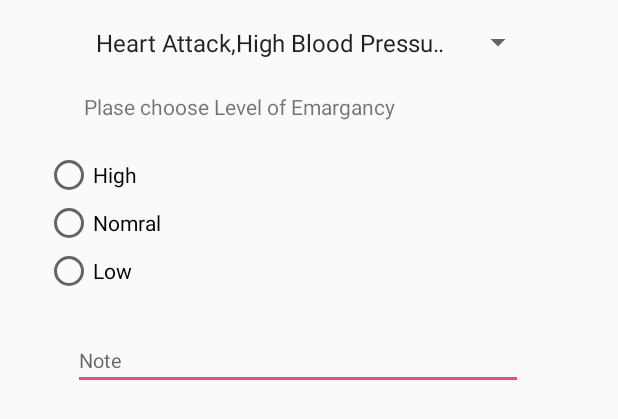
After one commit to nisargdoshi/MobileHospital, an Android app: the layout find_doctor_patient_dialog.xml on its own in the app's theme, with its tools: preview values and no code run, on a phone screen of 412 x 824 dp. The commit adds this screen. Shown: the top 419 px of the screen. Run offline under Robolectric (Android 15) with nearby library versions, the phone set to English and light mode, and no system bars.

Commit message:
Dialog of need and dontate added!!

```diff
--- /dev/null
+++ b/app/src/main/res/layout/find_doctor_patient_dialog.xml
@@ -0,0 +1,69 @@
+<?xml version="1.0" encoding="utf-8"?>
+<RelativeLayout xmlns:android="http://schemas.android.com/apk/res/android"
+    android:layout_width="match_parent"
+    android:layout_height="match_parent"
+    >
+
+    <Spinner
+        android:id="@+id/spinner"
+        android:layout_width="300dp"
+        android:layout_height="30dp"
+        android:layout_alignParentTop="true"
+        android:layout_centerHorizontal="true"
+        android:layout_marginTop="13dp"
+        android:entries="@array/doctor_category"/>
+
+    <RadioGroup
+        android:id="@+id/radioGroup"
+        android:layout_width="230dp"
+        android:layout_height="100dp"
+       android:layout_marginLeft="30dp"
+        android:layout_below="@+id/textView6"
+        android:layout_marginTop="20dp">
+
+
+        <RadioButton
+            android:id="@+id/radioButton3"
+            android:layout_width="100dp"
+            android:layout_height="wrap_content"
+            android:layout_below="@+id/radioGroup"
+            android:layout_toEndOf="@+id/radioGroup"
+            android:text="High" />
+
+        <RadioButton
+            android:id="@+id/radioButton1"
+            android:layout_width="100dp"
+            android:layout_height="wrap_content"
+            android:text="Nomral" />
+
+        <RadioButton
+            android:id="@+id/radioButton2"
+            android:layout_width="100dp"
+            android:layout_height="wrap_content"
+
+            android:text="Low" />
+
+
+    </RadioGroup>
+
+    <TextView
+        android:id="@+id/textView6"
+        android:layout_width="wrap_content"
+        android:layout_height="wrap_content"
+        android:layout_alignStart="@+id/spinner"
+        android:layout_below="@+id/spinner"
+        android:layout_marginTop="18dp"
+        android:text="Plase choose Level of Emargancy" />
+
+    <EditText
+        android:id="@+id/editText"
+        android:layout_width="300dp"
+        android:layout_height="wrap_content"
+        android:textSize="6pt"
+        android:layout_alignEnd="@+id/spinner"
+        android:layout_below="@+id/radioGroup"
+        android:layout_marginEnd="7dp"
+        android:layout_marginTop="20dp"
+        android:hint="Note" />
+
+</RelativeLayout>
--- a/app/src/main/res/values/strings.xml
+++ b/app/src/main/res/values/strings.xml
@@ -17,5 +17,36 @@
     <string name="cancel_permission_notice">Wow, please come back again when you need it and grant the permission</string>
     <string name="title_activity_home_doctor">Home_doctor</string>
     <string name="title_activity_view_patient_profile">View_patient_profile</string>
+    <string-array name="Stuff">
+        <item>Blood</item>
+        <item>Kidney </item>
+        <item>WBC</item>
+        <item>RBC</item>
+        <item>Eyes</item>
+    </string-array>
+
+    <string-array name="doctor_category">
+        <item>Heart Attack,High Blood Pressure,Irregular Heartbeat</item>
+        <item>Asthma,Eczema,Food Allergies, Insect Sting Allergies</item>
+        <item>Colon cancer, Hemorrhoids,Inflammatory Bowel Disease</item>
+        <item>Critical care</item>
+        <item>Skin,Hair,Nails</item>
+        <item>Diabetes,Thyroid Problems,Infertility,Calcium,Bone Disorders</item>
+        <item>General Checkup </item>
+        <item>Stomach,Bowels,Pancreas,Liver,Gallbladder</item>
+        <item>Fevers,Lyme Disease, Pneumonia, Tuberculosis,HIV AIDS</item>
+    </string-array>
+
+    <string-array name="doctor_type">
+        <item>Cardiologists </item>
+        <item>Allergists/Immunologists</item>
+        <item>Colon and Rectal Surgeons</item>
+        <item>Critical Care Medicine Specialists</item>
+        <item>Dermatologists</item>
+        <item>Endocrinologists</item>
+        <item>Family Physicians </item>
+        <item>Gastroenterologists</item>
+        <item> Infectious Disease Specialists </item>
+    </string-array>
 
 </resources>
```
Also changed, not shown: app/src/main/java/com/mobilehospital/nisargdoshi/mobilehospital/Home.java (+114 -4 lines), app/src/main/res/layout/patient_need_dialogbox.xml (added, +24 -0 lines).
